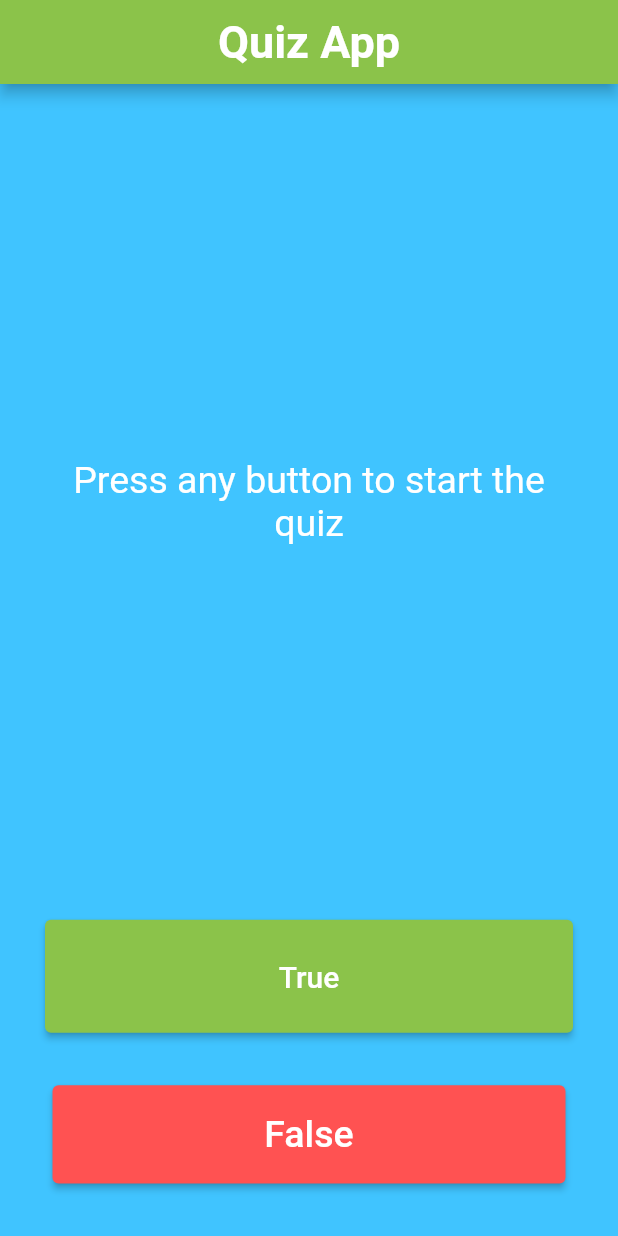
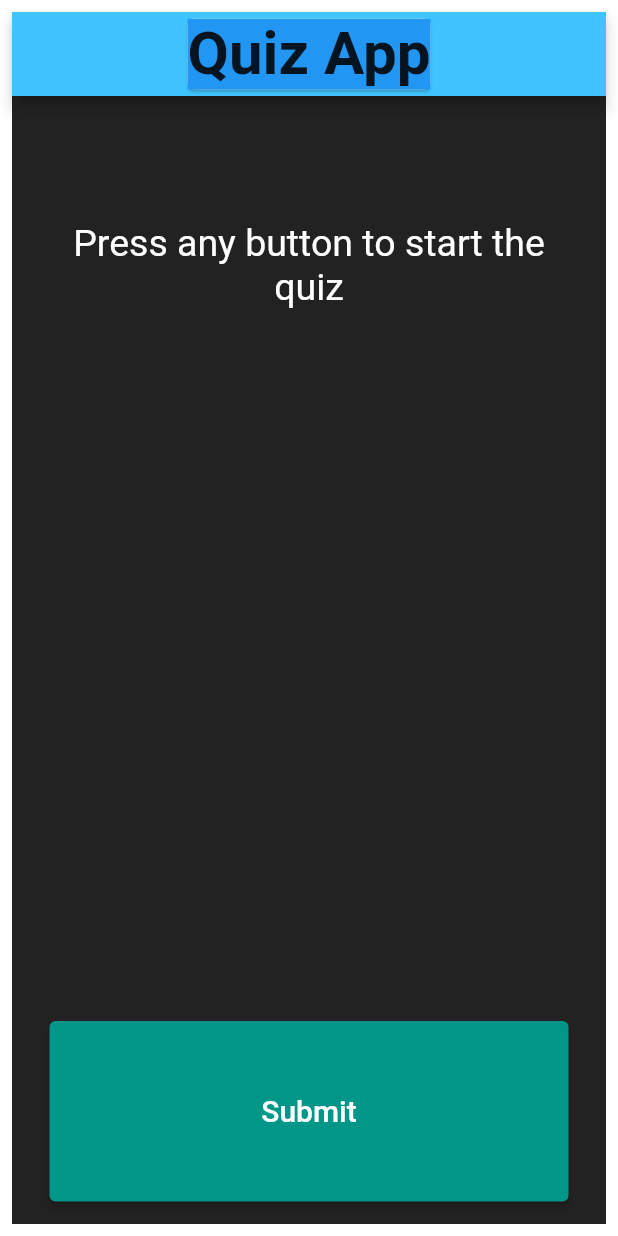
Before and after one commit to TheSanvi/quiz_app, a Flutter app: the screen it shows after launch, on a phone screen of 412 x 824 dp. Run offline on Flutter 3.47's test engine with Material 2 defaults, Android fonts, the phone set to English and light mode, and no system bars.

Commit message:
multiple choice questions added

```diff
--- a/lib/main.dart
+++ b/lib/main.dart
@@ -1,93 +1,120 @@
 import 'package:flutter/material.dart';
-import 'dart:convert'as convert;
-import 'package:http/http.dart' as http;
-
 
 void main() {
-  runApp(const MyApp());
+  runApp(VSJQuizApp());
 }
 
-class MyApp extends StatelessWidget {
-  const MyApp({super.key});
-
+class VSJQuizApp extends StatelessWidget {
   @override
   Widget build(BuildContext context) {
     return MaterialApp(
       debugShowCheckedModeBanner: false,
-      home:Scaffold(
+      home: SafeArea(
+        child: Padding(
+          padding: const EdgeInsets.all(8.0),
+          child: Scaffold(
             appBar: AppBar(
-          title: Center(child: Text("Quiz App",
+              backgroundColor: Colors.lightBlueAccent,
+              title: const Card(
+                  child: Text(
+                    "Quiz App",
                     style: TextStyle(
-            fontSize: 30,
+                      fontSize: 40,
                       fontWeight: FontWeight.bold,
-          ))),
-          backgroundColor: Colors.lightGreen,
+                      backgroundColor: Colors.blue,
                     ),
-        backgroundColor: Colors.lightBlueAccent,
+                  )),
+              centerTitle: true,
+            ),
+            backgroundColor: Colors.black87,
             body: SafeArea(
-          child: Padding(padding: EdgeInsets.all(15.0),
-            child: TestQuiz(
+              child: Padding(
+                padding: const EdgeInsets.symmetric(horizontal: 10.0),
+                child: VSJQuiz(),
               ),
             ),
           ),
-      )
+        ),
+      ),
     );
   }
 }
 
-class TestQuiz extends StatefulWidget {
-   TestQuiz({super.key});
+class VSJQuiz extends StatefulWidget {
+  @override
+  VSJQuizState createState() => VSJQuizState();
+}
 
-  @override
-  State<TestQuiz> createState() => _TestQuizState();
-  String link = "/TheSanvi/6adfcac228399158ce3db1a1ee1a9e09/raw/05ee197ee3d29c72f5e1ad1927c2ed00202ff902/gistfile1.txt";
+class VSJQuizState extends State<VSJQuiz> {
+  String currentquestiontext = "Press any button to start the quiz";
+  String optatext = "", optbtext = "", optctext = "", optdtext = "";
+  List<Widget> scores = [];
+  int questionno = -1;
+  int _selectedOption = 0;
+  bool istestover = false;
+  Question? currentquestion;
+  List<Question> questions = Utilities.getQuestions();
+
+  void nextQuestion(int answer) {
+    if (istestover) {
+      SnackBar bar = Utilities.getSnackBar("Test Over");
+      ScaffoldMessenger.of(context).showSnackBar(bar);
+      return;
     }
-class _TestQuizState extends State<TestQuiz> {
-
-  String currentquestiontext = "Press any button to start the quiz";
-  int questionno = -1;
-  int correctanswers = 0;
-  bool isTestOver = false;
-  List<Question> questions = QuestionArray.questions;
-  Question? currentquestion;
-  List<Widget> scores = [];
-
-  void setQuestion(bool b) {
-
-    if (isTestOver) return;
-
     if (questionno == -1) {
       questionno++;
       currentquestion = questions[questionno];
       currentquestiontext = currentquestion!.question;
+      optatext = currentquestion!.opta;
+      optbtext = currentquestion!.optb;
+      optctext = currentquestion!.optc;
+      optdtext = currentquestion!.optd;
+      setState(() {});
       return;
     }
+    if (answer == 0) {
+      SnackBar bar = Utilities.getSnackBar("Please select an option");
+      ScaffoldMessenger.of(context).showSnackBar(bar);
 
-    if (questionno >= questions.length - 1) {
-      addResult(b);
-      currentquestiontext = "Questions Over. Correct answers = $correctanswers";
-      isTestOver = true;
       return;
     }
-
-    addResult(b);
+    int n = questions.length;
+    addResult(answer);
     questionno++;
-    if (questionno <= questions.length - 1) {
+    if (questionno >= n) {
+      istestover = true;
+      currentquestiontext = "Test over";
+      optatext = "";
+      optbtext = "";
+      optctext = "";
+      optdtext = "";
+      setState(() {});
+      return;
+    }
     currentquestion = questions[questionno];
     currentquestiontext = currentquestion!.question;
-    }
+    optatext = currentquestion!.opta;
+    optbtext = currentquestion!.optb;
+    optctext = currentquestion!.optc;
+    optdtext = currentquestion!.optd;
+    setState(() {});
   }
 
-  void addResult(bool b) {
-    bool iscorrect = b == currentquestion!.correctAnswer;
+  void addResult(int answer) {
+    bool iscorrect = answer == currentquestion!.correctanswer;
+
     if (iscorrect) {
-      correctanswers++;
       scores.add(const Icon(Icons.check, color: Colors.green));
     } else {
       scores.add(const Icon(Icons.close, color: Colors.red));
     }
   }
 
+  void _handleOptionChange(int? value) {
+    setState(() {
+      _selectedOption = value!;
+    });
+  }
 
   @override
   Widget build(BuildContext context) {
@@ -96,7 +123,7 @@ class _TestQuizState extends State<TestQuiz> {
       crossAxisAlignment: CrossAxisAlignment.stretch,
       children: <Widget>[
         Expanded(
-          flex: 5,
+          flex: 3,
           child: Padding(
             padding: const EdgeInsets.all(10.0),
             child: Center(
@@ -111,53 +138,83 @@ class _TestQuizState extends State<TestQuiz> {
             ),
           ),
         ),
+        if (!istestover && questionno >= 0)
           Expanded(
+            flex: 5,
+            child: Center(
+              child: GridView.count(
+                crossAxisCount: 2,
+                childAspectRatio: 3.0,
+                padding: const EdgeInsets.all(10.0),
+                children: <Widget>[
+                  RadioListTile(
+                    title: Text(optatext,
+                        style: const TextStyle(
+                          fontSize: 25.0,
+                          color: Colors.white,
+                        )),
+                    value: 1,
+                    groupValue: _selectedOption,
+                    onChanged: _handleOptionChange,
+                  ),
+                  RadioListTile(
+                    title: Text(optbtext,
+                        style: const TextStyle(
+                          fontSize: 25.0,
+                          color: Colors.white,
+                        )),
+                    value: 2,
+                    groupValue: _selectedOption,
+                    onChanged: _handleOptionChange,
+                  ),
+                  RadioListTile(
+                    title: Text(optctext,
+                        style: const TextStyle(
+                          fontSize: 25.0,
+                          color: Colors.white,
+                        )),
+                    value: 3,
+                    groupValue: _selectedOption,
+                    onChanged: _handleOptionChange,
+                  ),
+                  RadioListTile(
+                    title: Text(optdtext,
+                        style: const TextStyle(
+                          fontSize: 25.0,
+                          color: Colors.white,
+                        )),
+                    value: 4,
+                    groupValue: _selectedOption,
+                    onChanged: _handleOptionChange,
+                  ),
+                ],
+              ),
+            ),
+          )
+        else
+          const Expanded(flex: 5, child: Text("")),
+        Expanded(
+          flex: 2,
           child: Padding(
             padding: const EdgeInsets.all(15.0),
             child: ElevatedButton(
                 style: ElevatedButton.styleFrom(
-                  primary: Colors.lightGreen,
+                  backgroundColor: Colors.teal,
                   minimumSize: const Size.fromHeight(50),
                 ),
                 child: const Text(
-                  'True',
+                  'Submit',
                   style: TextStyle(
                     color: Colors.white,
                     fontSize: 20.0,
                   ),
                 ),
                 onPressed: () {
-                  print("Submitted True");
-                  setState(() {
-                    // addResult(true);
-                    setQuestion(true);
-                  });
+                  print("Submitted $_selectedOption");
+                  nextQuestion(_selectedOption);
+                  _selectedOption = 0;
+                  setState(() {});
                 }),
-          ),
-        ),
-        Expanded(
-          child: Padding(
-            padding: const EdgeInsets.all(20.0),
-            child: ElevatedButton(
-              style: ElevatedButton.styleFrom(
-                primary: Colors.redAccent,
-                minimumSize: const Size.fromHeight(50),
-              ),
-              child: const Text(
-                'False',
-                style: TextStyle(
-                  fontSize: 25.0,
-                  color: Colors.white,
-                ),
-              ),
-              onPressed: () {
-                print("Submitted False");
-                setState(() {
-                  // addResult(false);
-                  setQuestion(false);
-                });
-              },
-            ),
           ),
         ),
         Row(
@@ -168,81 +225,34 @@ class _TestQuizState extends State<TestQuiz> {
   }
 }
 
-class QuestionArray {
-  static List<Question> questions = [
-    Question(question:"Flutter is an open-source UI toolkit.",correctAnswer :true),
-    Question(question:"Flutter is developed by Microsoft.",correctAnswer :false),
-    Question(question:"There are 4 types of widget in flutter.",correctAnswer :false),
-    Question(question:"Dart Programming is used to build flutter application.",correctAnswer :true),
+//********************************************************************
 
-
-  ];
-}
 class Question {
-  final String question;
-  final bool correctAnswer;
-
-  Question({required this.question, required this.correctAnswer});
-
-  factory Question.fromJson(Map<String, dynamic> json) {
-    return Question(
-        question: json['question'] as String,
-        correctAnswer:
-        ((json['correctanswer'].toString() == "true") ? true : false));
-  }
-
-  @override
-  String toString() {
-    return "Question=" +
-        question +
-        ", Correct Answer=" +
-        correctAnswer.toString();
-  }
-}
-
-class QuestionsArray {
-  final List<dynamic> lstQuestions;
-
-  QuestionsArray({required this.lstQuestions});
-
-  factory QuestionsArray.fromJson(Map<String, dynamic> json) {
-    return QuestionsArray(lstQuestions: json['questions'] as List<dynamic>);
-  }
-}
-
-class Downloader {
-  Future getDownloadedData(String link) async {
-    final url = Uri.https(
-        "gist.githubusercontent.com",
-        link,
-        {});
-
-    try {
-      final response = await http.get(url);
-      //print(response);
-      //print(response.statusCode);
-      final jsonResponse = convert.jsonDecode(response.body);
-      //print(jsonResponse);
-      return jsonResponse;
-    } catch (e) {
-      print(e);
-      return false;
-    }
-  }
+  String question, opta, optb, optc, optd;
+  int correctanswer;
+  Question(this.question, this.opta, this.optb, this.optc, this.optd,
+      this.correctanswer);
 }
 
 class Utilities {
-  void show(BuildContext context, String message) {
-    ScaffoldMessenger.of(context).showSnackBar(
-      SnackBar(
+  static List<Question> getQuestions() {
+    List<Question> questions = [
+      Question("Who developed the Flutter Framework and continues to maintain it today","facebook","Microsoft", "Google", "Oracle", 3),
+      Question("Which programming language is used to build Flutter applications", "Kotlin", "Java", "Dart",
+           "C", 3),
+      Question("How many types of widgets are there in Flutter", "1", "2", "3",
+          "4", 2),
+      Question("What type of Flutter animation allows you to represent real-world behavior?", "Physics Based", "Maths Based",
+          "Graph Based", "Sim Based", 1),
+    ];
+
+    return questions;
+  }
+
+  static SnackBar getSnackBar(String message) {
+    final snackBar = SnackBar(
       content: Text(message),
-        action: SnackBarAction(
-          label: 'Close',
-          onPressed: () {
-            // Code to execute.
-          },
-        ),
-      ),
     );
+    return snackBar;
   }
 }
```
Lines whose indentation alone changed are shown as unchanged.
